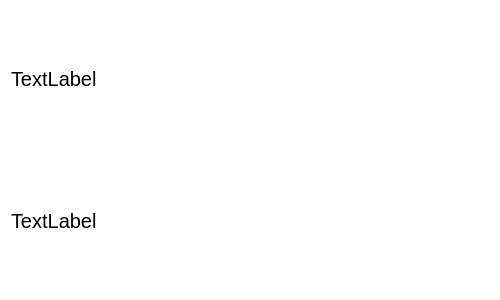
This is Source/flashcard.ui in duy0503/Flashcards-App-in-Qt as Qt 5 draws it before an edit. The edited form follows.
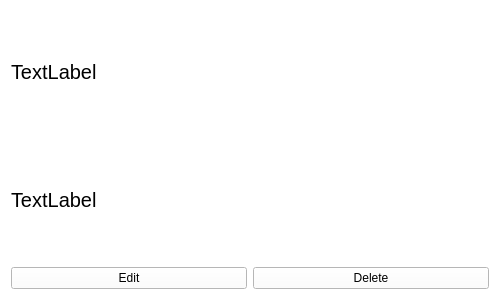
This is the edited form.

Commit message: Added edit and delete buttons. Implemented edit. Reference: http://stackoverflow.com/questions/17512542/getting-multiple-inputs-from-qinputdialog-in-qtcreator

Diff of the .ui file:
```diff
--- a/Source/flashcard.ui
+++ b/Source/flashcard.ui
@@ -30,17 +30,28 @@
 	background-color: #ffffff;
 }</string>
   </property>
-  <layout class="QVBoxLayout" name="verticalLayout">
-   <item>
-    <widget class="QLabel" name="QuestionLabel">
+  <layout class="QGridLayout" name="gridLayout">
+   <item row="2" column="0">
+    <widget class="QPushButton" name="editButton">
+     <property name="text">
+      <string>Edit</string>
+     </property>
+    </widget>
+   </item>
+   <item row="2" column="1">
+    <widget class="QPushButton" name="deleteButton">
+     <property name="text">
+      <string>Delete</string>
+     </property>
+    </widget>
+   </item>
+   <item row="1" column="0" colspan="2">
+    <widget class="QLabel" name="AnswerLabel">
      <property name="font">
       <font>
        <pointsize>15</pointsize>
       </font>
      </property>
-     <property name="autoFillBackground">
-      <bool>false</bool>
-     </property>
      <property name="styleSheet">
       <string notr="true">QLable{
 	color-background: rgb(228, 221, 221)
@@ -54,13 +65,16 @@
      </property>
     </widget>
    </item>
-   <item>
-    <widget class="QLabel" name="AnswerLabel">
+   <item row="0" column="0" colspan="2">
+    <widget class="QLabel" name="QuestionLabel">
      <property name="font">
       <font>
        <pointsize>15</pointsize>
       </font>
      </property>
+     <property name="autoFillBackground">
+      <bool>false</bool>
+     </property>
      <property name="styleSheet">
       <string notr="true">QLable{
 	color-background: rgb(228, 221, 221)
```
The commit also changes 2 other files.
